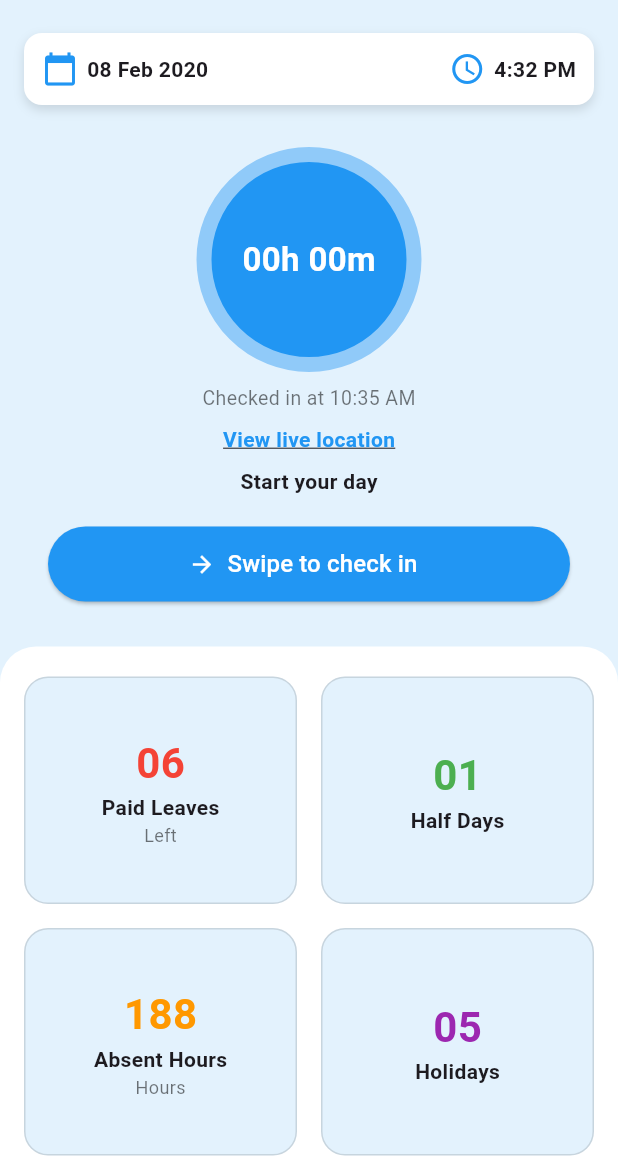
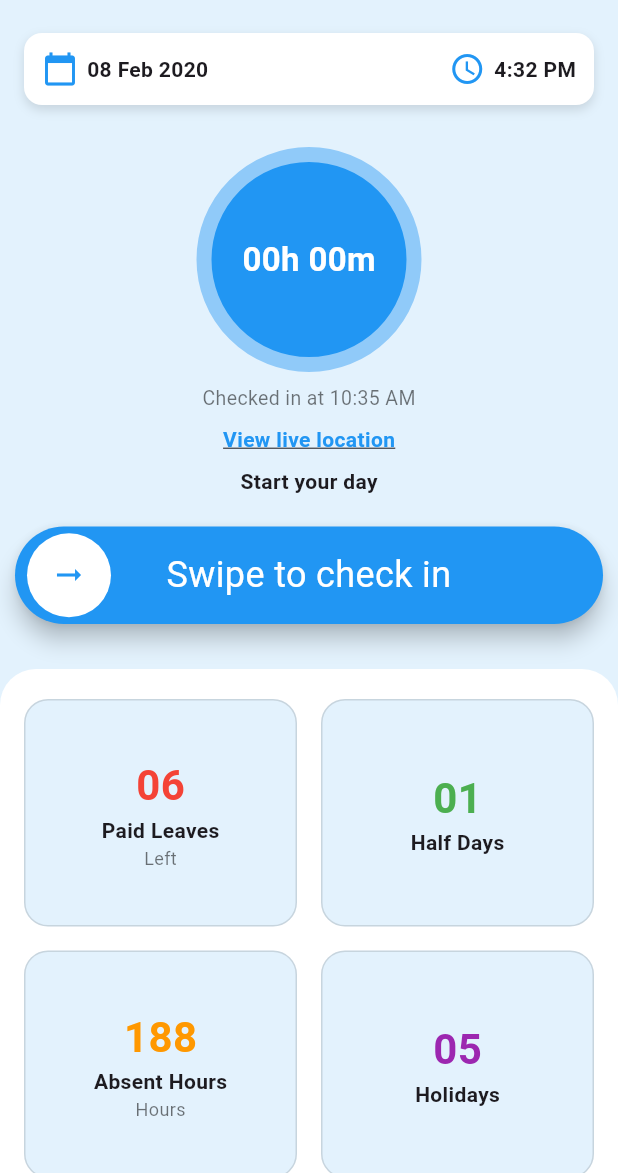
Before and after one commit to sahadevnectardigit/attendance_test, a Flutter app: the AttendanceDashboardPage screen opened directly, on a phone screen of 412 x 824 dp, the part 63-1236 px from its top. Run offline on Flutter 3.47's test engine with Material 3 defaults, Android fonts, the phone set to English and light mode, and no system bars; drawn by our look-alikes of slide_to_act; our stand-ins replace device_info_plus, dio, shared_preferences; accounts and stored records are empty.

Commit message:
added:swipe button added

```diff
--- a/lib/feature/dashboard/pages/test.dart
+++ b/lib/feature/dashboard/pages/test.dart
@@ -1,5 +1,8 @@
+import 'package:attendance/core/extension/snackbar.dart';
+import 'package:attendance/core/utils/device_helper.dart';
 import 'package:attendance/feature/dashboard/pages/screens/app_drawer.dart';
 import 'package:flutter/material.dart';
+import 'package:slide_to_act/slide_to_act.dart';
 
 class AttendanceDashboardPage extends StatefulWidget {
   const AttendanceDashboardPage({super.key});
@@ -10,8 +13,6 @@ class AttendanceDashboardPage extends StatefulWidget {
 }
 
 class _AttendanceDashboardPageState extends State<AttendanceDashboardPage> {
-  final int _currentPageIndex = 0;
-
   @override
   Widget build(BuildContext context) {
     return Scaffold(
@@ -133,27 +134,30 @@ class _AttendanceDashboardPageState extends State<AttendanceDashboardPage> {
             ),
 
             const SizedBox(height: 20),
+            Padding(
+              padding: EdgeInsetsGeometry.symmetric(horizontal: 10),
+              child: SlideAction(
+                height: 65,
+                text: "Swipe to check in",
+                outerColor: Colors.blue,
+                innerColor: Colors.white,
+                sliderButtonIcon: const Icon(
+                  Icons.arrow_right_alt_sharp,
+                  color: Colors.blue,
+                ),
+                onSubmit: () async {
+                  final deviceName = await DeviceHelper.getDeviceName();
 
-            // Swipe to check in button
-            Padding(
-              padding: const EdgeInsets.symmetric(horizontal: 32),
-              child: ElevatedButton.icon(
-                style: ElevatedButton.styleFrom(
-                  backgroundColor: Colors.blue,
-                  minimumSize: const Size(double.infinity, 50),
-                  shape: RoundedRectangleBorder(
-                    borderRadius: BorderRadius.circular(30),
-                  ),
-                ),
-                icon: const Icon(Icons.arrow_forward, color: Colors.white),
-                label: const Text(
-                  "Swipe to check in",
-                  style: TextStyle(color: Colors.white, fontSize: 16),
-                ),
-                onPressed: () {},
+                  /// Do something here OnSlide
+                  context.showSnackBarMessage(
+                    message: 'Attendance successful on $deviceName ',
+                    backgroundColor: Colors.green,
+                  );
+                  return null;
+                },
               ),
             ),
-
+            // Swipe to check in button
             const SizedBox(height: 30),
 
             // Stats Section
--- a/pubspec.yaml
+++ b/pubspec.yaml
@@ -39,6 +39,8 @@ dependencies:
   shared_preferences: ^2.5.3
   cached_network_image: ^3.4.1
   path_provider: ^2.1.5
+  device_info_plus: ^11.5.0
+  slide_to_act: ^2.0.2
 
 dev_dependencies:
   flutter_test:
```
Also changed, not shown: lib/core/utils/device_helper.dart (added, +23 -0 lines), pubspec.lock, 1 other file.
